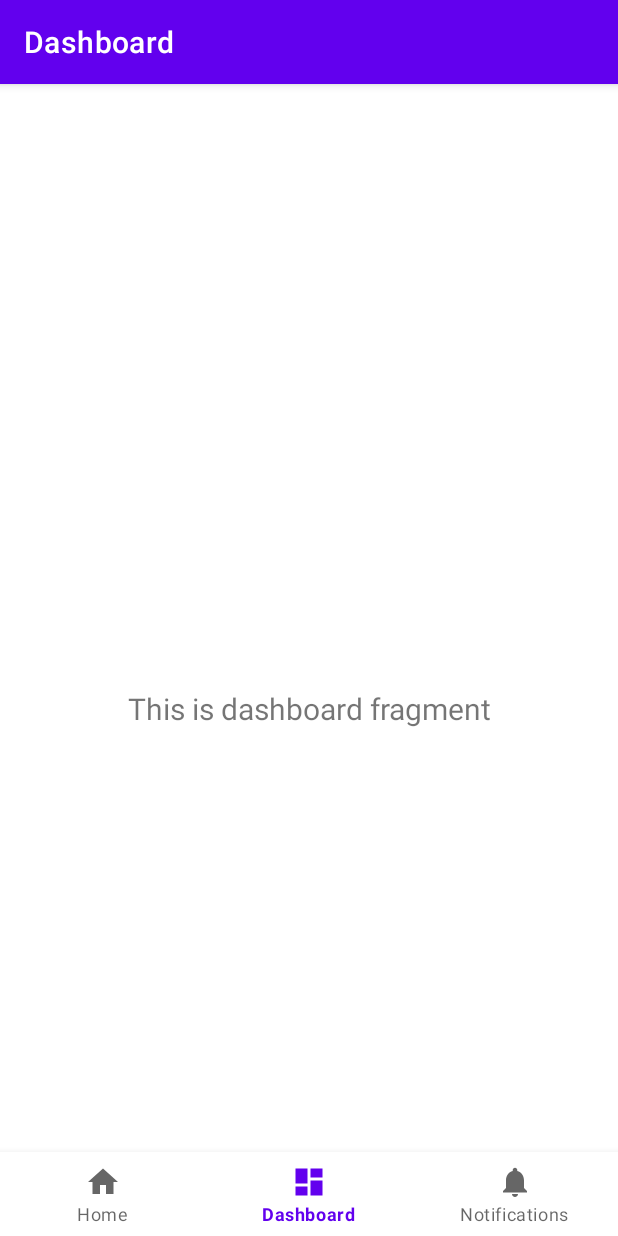
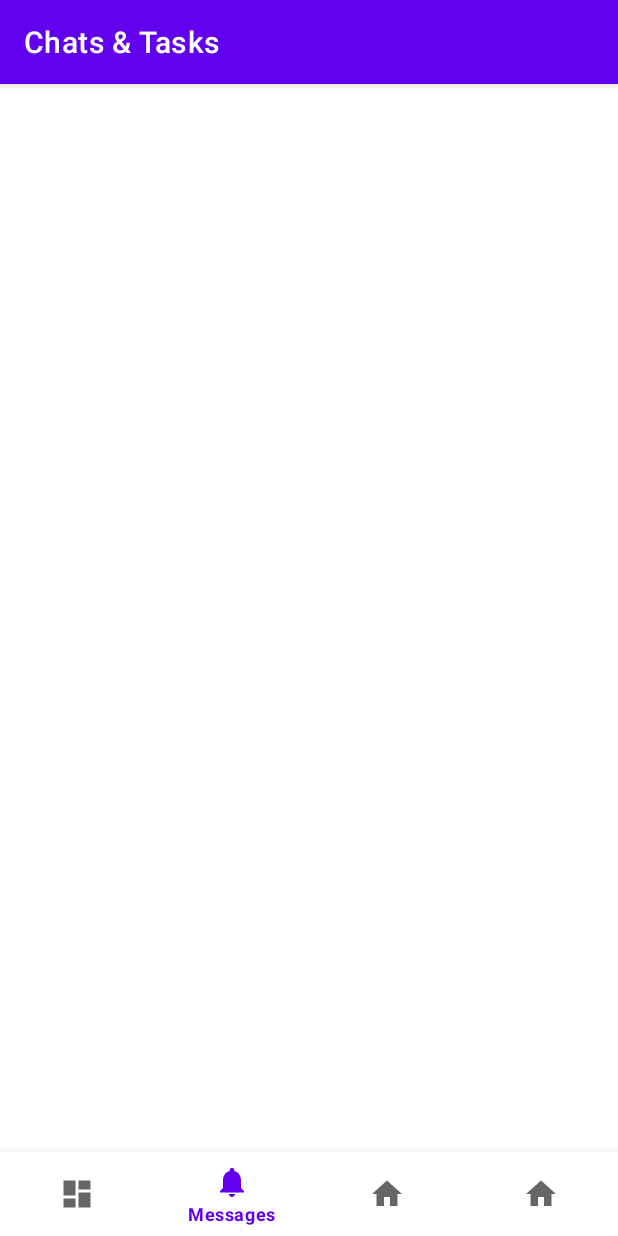
Before and after one commit to Foxy8750/BathChat, an Android app: the screen it shows after launch (MainActivity), item 2 of the bottom bar chosen, on a phone screen of 412 x 824 dp. Run offline under Robolectric (Android 15) with nearby library versions, the light colour scheme and no system bars; our stand-ins replace navigation-ui.

Commit message:
Integrated 4-screen navigation

```diff
--- a/app/src/main/java/com/example/bathchat/MainActivity.java
+++ b/app/src/main/java/com/example/bathchat/MainActivity.java
@@ -1,37 +1,33 @@
 package com.example.bathchat;
 
 import android.os.Bundle;
-
 import com.google.android.material.bottomnavigation.BottomNavigationView;
-
 import androidx.appcompat.app.AppCompatActivity;
 import androidx.navigation.NavController;
 import androidx.navigation.Navigation;
 import androidx.navigation.ui.AppBarConfiguration;
 import androidx.navigation.ui.NavigationUI;
-
 import com.example.bathchat.databinding.ActivityMainBinding;
 
 public class MainActivity extends AppCompatActivity {
-
     private ActivityMainBinding binding;
 
     @Override
     protected void onCreate(Bundle savedInstanceState) {
         super.onCreate(savedInstanceState);
-
         binding = ActivityMainBinding.inflate(getLayoutInflater());
         setContentView(binding.getRoot());
 
-        BottomNavigationView navView = findViewById(R.id.nav_view);
-        // Passing each menu ID as a set of Ids because each
-        // menu should be considered as top level destinations.
+        // Update this list to exactly match your 4 menu IDs
         AppBarConfiguration appBarConfiguration = new AppBarConfiguration.Builder(
-                R.id.navigation_home, R.id.navigation_dashboard, R.id.navigation_notifications)
+                R.id.navigation_discover,
+                R.id.navigation_messages,
+                R.id.navigation_community,
+                R.id.navigation_profile)
                 .build();
+
         NavController navController = Navigation.findNavController(this, R.id.nav_host_fragment_activity_main);
         NavigationUI.setupActionBarWithNavController(this, navController, appBarConfiguration);
         NavigationUI.setupWithNavController(binding.navView, navController);
     }
-
 }
--- a/app/src/main/java/com/example/bathchat/ui/dashboard/DashboardFragment.java
+++ /dev/null
@@ -1,37 +0,0 @@
-package com.example.bathchat.ui.dashboard;
-
-import android.os.Bundle;
-import android.view.LayoutInflater;
-import android.view.View;
-import android.view.ViewGroup;
-import android.widget.TextView;
-
-import androidx.annotation.NonNull;
-import androidx.fragment.app.Fragment;
-import androidx.lifecycle.ViewModelProvider;
-
-import com.example.bathchat.databinding.FragmentDashboardBinding;
-
-public class DashboardFragment extends Fragment {
-
-    private FragmentDashboardBinding binding;
-
-    public View onCreateView(@NonNull LayoutInflater inflater,
-                             ViewGroup container, Bundle savedInstanceState) {
-        DashboardViewModel dashboardViewModel =
-                new ViewModelProvider(this).get(DashboardViewModel.class);
-
-        binding = FragmentDashboardBinding.inflate(inflater, container, false);
-        View root = binding.getRoot();
-
-        final TextView textView = binding.textDashboard;
-        dashboardViewModel.getText().observe(getViewLifecycleOwner(), textView::setText);
-        return root;
-    }
-
-    @Override
-    public void onDestroyView() {
-        super.onDestroyView();
-        binding = null;
-    }
-}
--- a/app/src/main/java/com/example/bathchat/ui/dashboard/DashboardViewModel.java
+++ /dev/null
@@ -1,19 +0,0 @@
-package com.example.bathchat.ui.dashboard;
-
-import androidx.lifecycle.LiveData;
-import androidx.lifecycle.MutableLiveData;
-import androidx.lifecycle.ViewModel;
-
-public class DashboardViewModel extends ViewModel {
-
-    private final MutableLiveData<String> mText;
-
-    public DashboardViewModel() {
-        mText = new MutableLiveData<>();
-        mText.setValue("This is dashboard fragment");
-    }
-
-    public LiveData<String> getText() {
-        return mText;
-    }
-}
--- /dev/null
+++ b/app/src/main/java/com/example/bathchat/ui/discover/DiscoverFragment.java
@@ -0,0 +1,18 @@
+package com.example.bathchat.ui.discover;
+
+import android.os.Bundle;
+import android.view.LayoutInflater;
+import android.view.View;
+import android.view.ViewGroup;
+import androidx.annotation.NonNull;
+import androidx.fragment.app.Fragment;
+import com.example.bathchat.R;
+
+public class DiscoverFragment extends Fragment {
+    @Override
+    public View onCreateView(@NonNull LayoutInflater inflater,
+                             ViewGroup container, Bundle savedInstanceState) {
+        // This links the Java class to your discover.xml layout [cite: 19]
+        return inflater.inflate(R.layout.discover, container, false);
+    }
+}
--- a/app/src/main/java/com/example/bathchat/ui/home/HomeFragment.java
+++ /dev/null
@@ -1,37 +0,0 @@
-package com.example.bathchat.ui.home;
-
-import android.os.Bundle;
-import android.view.LayoutInflater;
-import android.view.View;
-import android.view.ViewGroup;
-import android.widget.TextView;
-
-import androidx.annotation.NonNull;
-import androidx.fragment.app.Fragment;
-import androidx.lifecycle.ViewModelProvider;
-
-import com.example.bathchat.databinding.FragmentHomeBinding;
-
-public class HomeFragment extends Fragment {
-
-    private FragmentHomeBinding binding;
-
-    public View onCreateView(@NonNull LayoutInflater inflater,
-                             ViewGroup container, Bundle savedInstanceState) {
-        HomeViewModel homeViewModel =
-                new ViewModelProvider(this).get(HomeViewModel.class);
-
-        binding = FragmentHomeBinding.inflate(inflater, container, false);
-        View root = binding.getRoot();
-
-        final TextView textView = binding.textHome;
-        homeViewModel.getText().observe(getViewLifecycleOwner(), textView::setText);
-        return root;
-    }
-
-    @Override
-    public void onDestroyView() {
-        super.onDestroyView();
-        binding = null;
-    }
-}
--- a/app/src/main/java/com/example/bathchat/ui/home/HomeViewModel.java
+++ /dev/null
@@ -1,19 +0,0 @@
-package com.example.bathchat.ui.home;
-
-import androidx.lifecycle.LiveData;
-import androidx.lifecycle.MutableLiveData;
-import androidx.lifecycle.ViewModel;
-
-public class HomeViewModel extends ViewModel {
-
-    private final MutableLiveData<String> mText;
-
-    public HomeViewModel() {
-        mText = new MutableLiveData<>();
-        mText.setValue("This is home fragment");
-    }
-
-    public LiveData<String> getText() {
-        return mText;
-    }
-}
--- /dev/null
+++ b/app/src/main/java/com/example/bathchat/ui/messages/MessagesFragment.java
@@ -0,0 +1,18 @@
+package com.example.bathchat.ui.messages;
+
+import android.os.Bundle;
+import android.view.LayoutInflater;
+import android.view.View;
+import android.view.ViewGroup;
+import androidx.annotation.NonNull;
+import androidx.fragment.app.Fragment;
+import com.example.bathchat.R;
+
+public class MessagesFragment extends Fragment {
+    @Override
+    public View onCreateView(@NonNull LayoutInflater inflater,
+                             ViewGroup container, Bundle savedInstanceState) {
+        // This links the Java class to your discover.xml layout [cite: 19]
+        return inflater.inflate(R.layout.messages, container, false);
+    }
+}
--- /dev/null
+++ b/app/src/main/res/layout/community_board.xml
@@ -0,0 +1,6 @@
+<?xml version="1.0" encoding="utf-8"?>
+<androidx.constraintlayout.widget.ConstraintLayout xmlns:android="http://schemas.android.com/apk/res/android"
+    android:layout_width="match_parent"
+    android:layout_height="match_parent">
+
+</androidx.constraintlayout.widget.ConstraintLayout>
--- /dev/null
+++ b/app/src/main/res/layout/discover.xml
@@ -0,0 +1,6 @@
+<?xml version="1.0" encoding="utf-8"?>
+<androidx.constraintlayout.widget.ConstraintLayout xmlns:android="http://schemas.android.com/apk/res/android"
+    android:layout_width="match_parent"
+    android:layout_height="match_parent">
+
+</androidx.constraintlayout.widget.ConstraintLayout>
--- a/app/src/main/res/layout/fragment_dashboard.xml
+++ /dev/null
@@ -1,22 +0,0 @@
-<?xml version="1.0" encoding="utf-8"?>
-<androidx.constraintlayout.widget.ConstraintLayout xmlns:android="http://schemas.android.com/apk/res/android"
-    xmlns:app="http://schemas.android.com/apk/res-auto"
-    xmlns:tools="http://schemas.android.com/tools"
-    android:layout_width="match_parent"
-    android:layout_height="match_parent"
-    tools:context=".ui.dashboard.DashboardFragment">
-
-    <TextView
-        android:id="@+id/text_dashboard"
-        android:layout_width="match_parent"
-        android:layout_height="wrap_content"
-        android:layout_marginStart="8dp"
-        android:layout_marginTop="8dp"
-        android:layout_marginEnd="8dp"
-        android:textAlignment="center"
-        android:textSize="20sp"
-        app:layout_constraintBottom_toBottomOf="parent"
-        app:layout_constraintEnd_toEndOf="parent"
-        app:layout_constraintStart_toStartOf="parent"
-        app:layout_constraintTop_toTopOf="parent" />
-</androidx.constraintlayout.widget.ConstraintLayout>
--- /dev/null
+++ b/app/src/main/res/layout/messages.xml
@@ -0,0 +1,6 @@
+<?xml version="1.0" encoding="utf-8"?>
+<androidx.constraintlayout.widget.ConstraintLayout xmlns:android="http://schemas.android.com/apk/res/android"
+    android:layout_width="match_parent"
+    android:layout_height="match_parent">
+
+</androidx.constraintlayout.widget.ConstraintLayout>
--- /dev/null
+++ b/app/src/main/res/layout/profile.xml
@@ -0,0 +1,6 @@
+<?xml version="1.0" encoding="utf-8"?>
+<androidx.constraintlayout.widget.ConstraintLayout xmlns:android="http://schemas.android.com/apk/res/android"
+    android:layout_width="match_parent"
+    android:layout_height="match_parent">
+
+</androidx.constraintlayout.widget.ConstraintLayout>
--- a/app/src/main/res/menu/bottom_nav_menu.xml
+++ b/app/src/main/res/menu/bottom_nav_menu.xml
@@ -1,19 +1,19 @@
 <?xml version="1.0" encoding="utf-8"?>
 <menu xmlns:android="http://schemas.android.com/apk/res/android">
-
     <item
-        android:id="@+id/navigation_home"
+        android:id="@+id/navigation_discover"
+        android:icon="@drawable/ic_dashboard_black_24dp"
+        android:title="Discover" />
+    <item
+        android:id="@+id/navigation_messages"
+        android:icon="@drawable/ic_notifications_black_24dp"
+        android:title="Messages" />
+    <item
+        android:id="@+id/navigation_community"
         android:icon="@drawable/ic_home_black_24dp"
-        android:title="@string/title_home" />
-
+        android:title="Community" />
     <item
-        android:id="@+id/navigation_dashboard"
-        android:icon="@drawable/ic_dashboard_black_24dp"
-        android:title="@string/title_dashboard" />
-
-    <item
-        android:id="@+id/navigation_notifications"
-        android:icon="@drawable/ic_notifications_black_24dp"
-        android:title="@string/title_notifications" />
-
+        android:id="@+id/navigation_profile"
+        android:icon="@drawable/ic_home_black_24dp"
+        android:title="Profile" />
 </menu>
--- a/app/src/main/res/navigation/mobile_navigation.xml
+++ b/app/src/main/res/navigation/mobile_navigation.xml
@@ -3,23 +3,30 @@
     xmlns:app="http://schemas.android.com/apk/res-auto"
     xmlns:tools="http://schemas.android.com/tools"
     android:id="@+id/mobile_navigation"
-    app:startDestination="@+id/navigation_home">
+    app:startDestination="@+id/navigation_discover">
 
     <fragment
-        android:id="@+id/navigation_home"
-        android:name="com.example.bathchat.ui.home.HomeFragment"
-        android:label="@string/title_home"
-        tools:layout="@layout/fragment_home" />
+        android:id="@+id/navigation_discover"
+        android:name="com.example.bathchat.ui.discover.DiscoverFragment"
+        android:label="Find Matches"
+        tools:layout="@layout/discover" />
 
     <fragment
-        android:id="@+id/navigation_dashboard"
-        android:name="com.example.bathchat.ui.dashboard.DashboardFragment"
-        android:label="@string/title_dashboard"
-        tools:layout="@layout/fragment_dashboard" />
+        android:id="@+id/navigation_messages"
+        android:name="com.example.bathchat.ui.messages.MessagesFragment"
+        android:label="Chats &amp; Tasks"
+        tools:layout="@layout/messages" />
 
     <fragment
-        android:id="@+id/navigation_notifications"
-        android:name="com.example.bathchat.ui.notifications.NotificationsFragment"
-        android:label="@string/title_notifications"
-        tools:layout="@layout/fragment_notifications" />
+        android:id="@+id/navigation_community"
+        android:name="com.example.bathchat.ui.community.CommunityFragment"
+        android:label="Community Board"
+        tools:layout="@layout/community_board" />
+
+    <fragment
+        android:id="@+id/navigation_profile"
+        android:name="com.example.bathchat.ui.profile.ProfileFragment"
+        android:label="My Stats"
+        tools:layout="@layout/profile" />
+
 </navigation>
```
Also changed, not shown: app/src/main/java/com/example/bathchat/ui/community/CommunityFragment.java (added, +19 -0 lines), app/src/main/java/com/example/bathchat/ui/notifications/NotificationsFragment.java (deleted, +0 -37 lines), app/src/main/java/com/example/bathchat/ui/notifications/NotificationsViewModel.java (deleted, +0 -19 lines), app/src/main/java/com/example/bathchat/ui/profile/ProfileFragment.java (added, +18 -0 lines), app/src/main/res/layout/fragment_home.xml (deleted, +0 -22 lines), app/src/main/res/layout/fragment_notifications.xml (deleted, +0 -22 lines).
